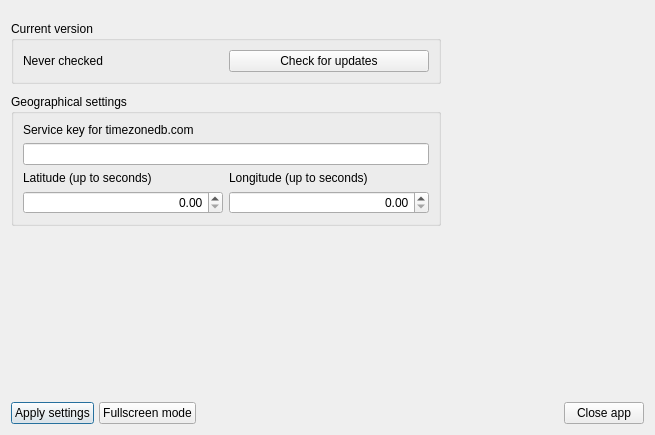
Before: the Qt Designer form src/ui/settings.ui in KrusnikViers/RaspClock, drawn with Qt 5.
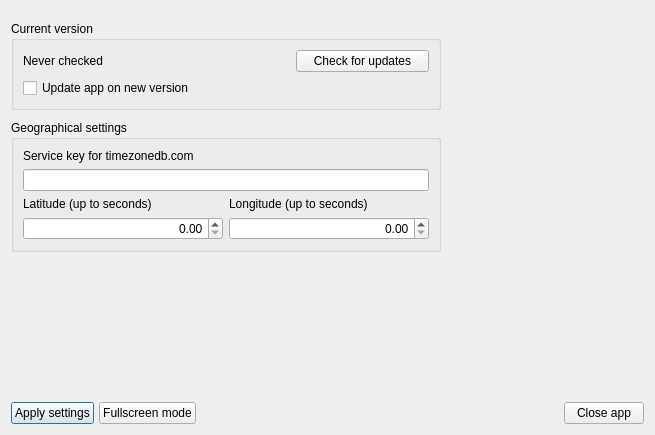
After: the same form once the commit is applied.

Commit message: Make updater work based on commit hash rather than version number

Patch:
```diff
--- a/src/ui/settings.ui
+++ b/src/ui/settings.ui
@@ -190,21 +190,28 @@
          <property name="title">
           <string>Current version</string>
          </property>
-         <layout class="QHBoxLayout" name="horizontalLayout">
-          <item>
-           <widget class="QLabel" name="version_check_time">
-            <property name="text">
-             <string>Never checked</string>
-            </property>
-           </widget>
-          </item>
-          <item>
+         <layout class="QGridLayout" name="gridLayout_4">
+          <item row="0" column="2">
            <widget class="QPushButton" name="check_updates">
             <property name="text">
              <string>Check for updates</string>
             </property>
            </widget>
           </item>
+          <item row="1" column="0" colspan="3">
+           <widget class="QCheckBox" name="autoupdate_checkbox">
+            <property name="text">
+             <string>Update app on new version</string>
+            </property>
+           </widget>
+          </item>
+          <item row="0" column="0" colspan="2">
+           <widget class="QLabel" name="version_check_time">
+            <property name="text">
+             <string>Never checked</string>
+            </property>
+           </widget>
+          </item>
          </layout>
         </widget>
        </item>
```
Left out of the diff: 66 changed lines with no effect on the pictures. The commit also changes 13 other files.
